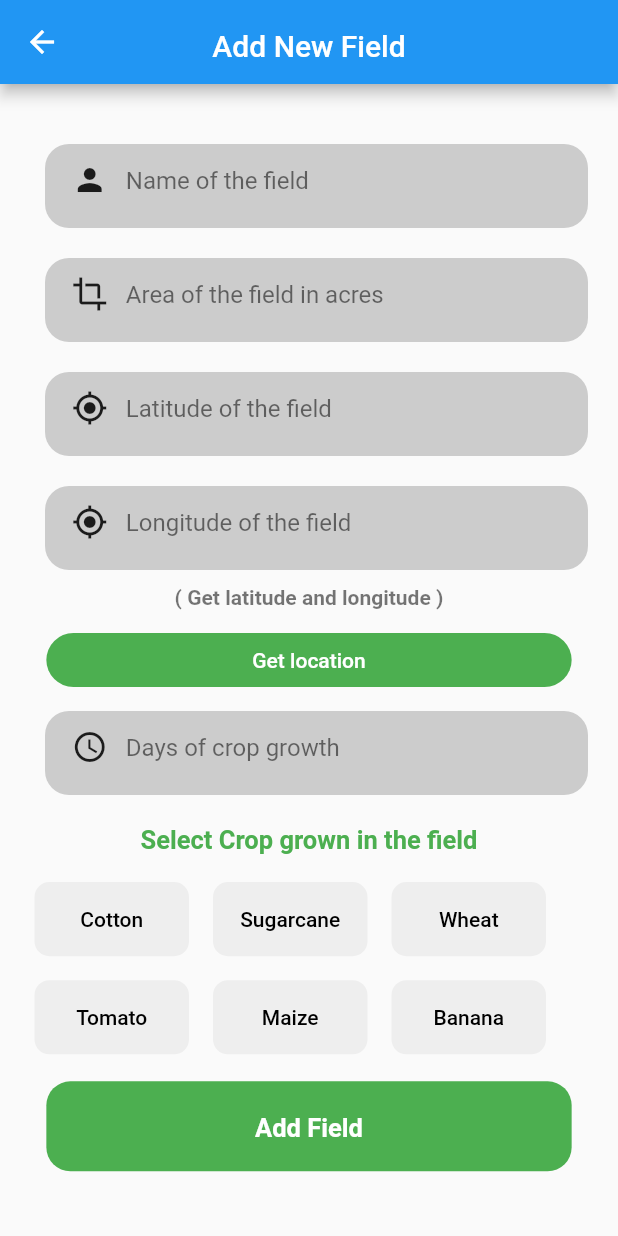
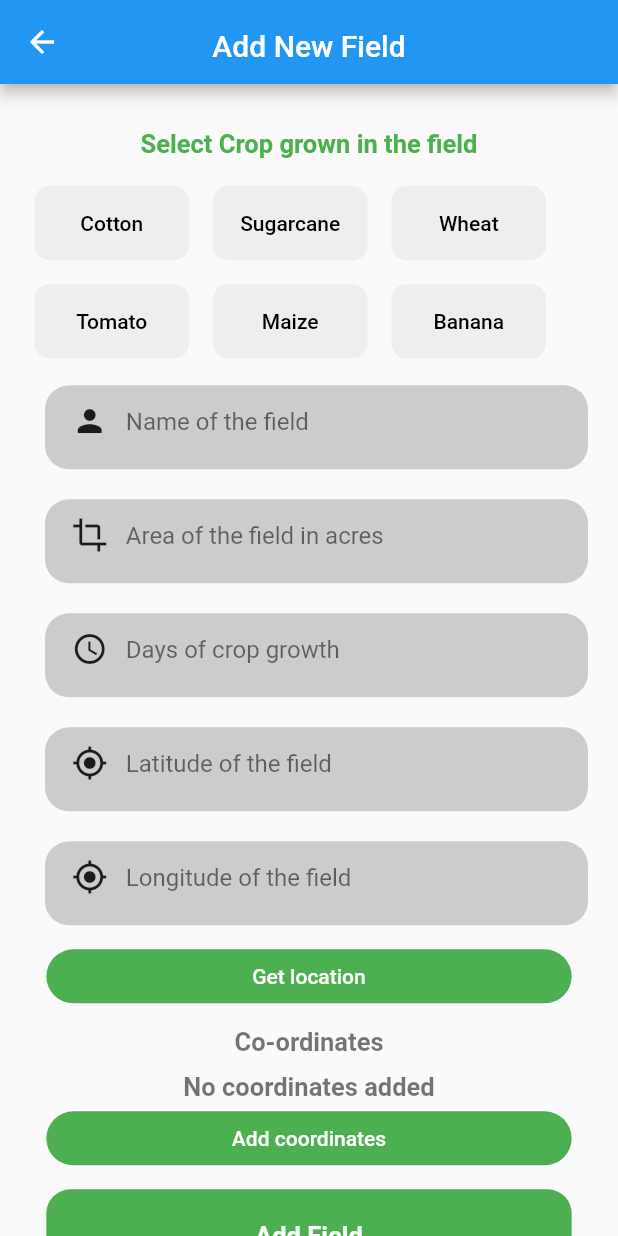
Before and after one commit to AsishGokarakonda/Flutter-Crop-Detection, a Flutter app: the AddField screen opened by its route, on a phone screen of 412 x 824 dp. Run offline on Flutter 3.47's test engine with Material 2 defaults, Android fonts, the phone set to English and light mode, and no system bars; our stand-ins replace dash_chat_2, flutter_dotenv, flutter_secure_storage, font_awesome_flutter, get, google_maps_flutter and 6 more; missing offline and left inert: chat_gpt_sdk; accounts and stored records are empty.

Commit message:
added options to take co ordinates

```diff
--- a/lib/screens/profile/add_newfield.dart
+++ b/lib/screens/profile/add_newfield.dart
@@ -25,6 +25,8 @@ class _AddFieldState extends State<AddField> {
   static double fieldArea = 0.0;
   static double latitude = 0.0;
   static double longitude = 0.0;
+  // create a list to take (latitude, longitude) pairs
+  static List<List<double>> coordinates = [];
   static int days = 0;
   final GlobalKey<FormState> _formkey = GlobalKey<FormState>();
   LocationData? locationData;
@@ -118,66 +120,6 @@ class _AddFieldState extends State<AddField> {
                 key: _formkey,
                 child: Column(
                   children: [
-                    const GetTextField(
-                      hint: 'Name of the field',
-                      icon: Icons.person,
-                      inputAction: TextInputAction.next,
-                      inputType: TextInputType.text,
-                    ),
-                    const GetTextField(
-                      hint: 'Area of the field in acres',
-                      icon: Icons.crop,
-                      inputAction: TextInputAction.next,
-                      inputType: TextInputType.text,
-                    ),
-                    const GetTextField(
-                      hint: 'Latitude of the field',
-                      icon: Icons.my_location,
-                      inputAction: TextInputAction.next,
-                      inputType: TextInputType.text,
-                    ),
-                    const GetTextField(
-                      hint: 'Longitude of the field',
-                      icon: Icons.my_location,
-                      inputAction: TextInputAction.next,
-                      inputType: TextInputType.text,
-                    ),
-Text(
-                      '( Get latitude and longitude )',
-                      style: TextStyle(
-                          // fontSize: 17,
-                          fontWeight: FontWeight.bold,
-                          color: Colors.black54),
-                    ),
-                    const SizedBox(
-                      height: 10,
-                    ),
-                    Container(
-                      width: MediaQuery.of(context).size.width * 0.85,
-                      child: TextButton(
-                        onPressed: () {
-                          getPermission();
-                        },
-                        style: TextButton.styleFrom(
-                            backgroundColor: Colors.green,
-                            shape: const RoundedRectangleBorder(
-                                borderRadius:
-                                    BorderRadius.all(Radius.circular(20)))),
-                        child: const Text(
-                          'Get location',
-                          style: TextStyle(color: Colors.white),
-                        ),
-                      ),
-                    ),
-                    const GetTextField(
-                      hint: 'Days of crop growth',
-                      icon: Icons.access_time,
-                      inputAction: TextInputAction.next,
-                      inputType: TextInputType.text,
-                    ),
-                    const SizedBox(
-                      height: 10,
-                    ),
                     const Text(
                       'Select Crop grown in the field',
                       style: TextStyle(
@@ -208,7 +150,127 @@ Text(
                             ),
                           ],
                         )),
-
+                    const GetTextField(
+                      hint: 'Name of the field',
+                      icon: Icons.person,
+                      inputAction: TextInputAction.next,
+                      inputType: TextInputType.text,
+                    ),
+                    const GetTextField(
+                      hint: 'Area of the field in acres',
+                      icon: Icons.crop,
+                      inputAction: TextInputAction.next,
+                      inputType: TextInputType.text,
+                    ),
+                    const GetTextField(
+                      hint: 'Days of crop growth',
+                      icon: Icons.access_time,
+                      inputAction: TextInputAction.next,
+                      inputType: TextInputType.text,
+                    ),
+                    const GetTextField(
+                      hint: 'Latitude of the field',
+                      icon: Icons.my_location,
+                      inputAction: TextInputAction.next,
+                      inputType: TextInputType.text,
+                    ),
+                    const GetTextField(
+                      hint: 'Longitude of the field',
+                      icon: Icons.my_location,
+                      inputAction: TextInputAction.next,
+                      inputType: TextInputType.text,
+                    ),
+                    Container(
+                      width: MediaQuery.of(context).size.width * 0.85,
+                      child: TextButton(
+                        onPressed: () {
+                          getPermission();
+                        },
+                        style: TextButton.styleFrom(
+                            backgroundColor: Colors.green,
+                            shape: const RoundedRectangleBorder(
+                                borderRadius:
+                                    BorderRadius.all(Radius.circular(20)))),
+                        child: const Text(
+                          'Get location',
+                          style: TextStyle(color: Colors.white),
+                        ),
+                      ),
+                    ),
+                    const SizedBox(
+                      height: 10,
+                    ),
+                    Text(
+                      'Co-ordinates',
+                      style: TextStyle(
+                          fontSize: 17,
+                          fontWeight: FontWeight.bold,
+                          color: Colors.black54),
+                    ),
+                    const SizedBox(
+                      height: 10,
+                    ),
+                    coordinates.length == 0
+                        ? const Text(
+                            'No coordinates added',
+                            style: TextStyle(
+                                fontSize: 17,
+                                fontWeight: FontWeight.bold,
+                                color: Colors.black54),
+                          )
+                        : Container(
+                            height: 200,
+                            width: MediaQuery.of(context).size.width * 0.85,
+                            child: ListView.builder(
+                                itemCount: coordinates.length,
+                                itemBuilder: (context, index) {
+                                  return Container(
+                                    margin: const EdgeInsets.only(bottom: 10),
+                                    child: Row(
+                                      mainAxisAlignment:
+                                          MainAxisAlignment.spaceBetween,
+                                      children: [
+                                        Text(
+                                          '(${coordinates[index][0]}, ${coordinates[index][1]})',
+                                          style: const TextStyle(
+                                              fontSize: 17,
+                                              fontWeight: FontWeight.bold,
+                                              ),
+                                        ),
+                                        IconButton(
+                                            onPressed: () {
+                                              setState(() {
+                                                coordinates.removeAt(index);
+                                              });
+                                            },
+                                            icon: const Icon(
+                                              Icons.delete,
+                                              color: Colors.red,
+                                            ))
+                                      ],
+                                    ),
+                                  );
+                                }),
+                          ),
+                    Container(
+                      width: MediaQuery.of(context).size.width * 0.85,
+                      child: TextButton(
+                        onPressed: () {
+                          setState(() {
+                            coordinates.add([latitude, longitude]);
+                          });
+                        },
+                        style: TextButton.styleFrom(
+                            backgroundColor: Colors.green,
+                            shape: const RoundedRectangleBorder(
+                                borderRadius:
+                                    BorderRadius.all(Radius.circular(20)))),
+                        child: const Text(
+                          'Add coordinates',
+                          style: TextStyle(color: Colors.white),
+                        ),
+                      ),
+                    ),
                     const SizedBox(
                       height: 10,
                     ),
@@ -223,7 +285,7 @@ Text(
                             // 10.196.10.23
                             final validation =
                                 _formkey.currentState!.validate();
-                            if (validation && publicCropName != "") {
+                            if (validation && publicCropName != "" && coordinates.length >= 4 ) {
                               _formkey.currentState!.save();
                               const storage = FlutterSecureStorage();
                               var jwt = await storage.read(key: 'jwt');
@@ -242,6 +304,14 @@ Text(
                                         'latitude': '$latitude',
                                         'longitude': '$longitude',
                                         'start_day': '$days',
+                                        'coordinates': {
+                                          'latitude': coordinates
+                                              .map((e) => e[0])
+                                              .toList(),
+                                          'longitude': coordinates
+                                              .map((e) => e[1])
+                                              .toList()
+                                        }
                                       }))
                                   .then(((value) => {
                                         if (value.statusCode == 200)
@@ -275,11 +345,32 @@ Text(
                                           }
                                       }));
                             } else {
+                              if (coordinates.length < 4) {
                                 showDialog(
                                     context: context,
                                     builder: (BuildContext context) {
                                       return AlertDialog(
-                                      title: const Text('Inputs are not valid'),
+                                        title: const Text(
+                                            'Insufficient Coordinates'),
+                                        content: const Text(
+                                            'Please add atleast 4 coordinates'),
+                                        actions: [
+                                          TextButton(
+                                            onPressed: () {
+                                              Navigator.pop(context);
+                                            },
+                                            child: const Text('OK'),
+                                          )
+                                        ],
+                                      );
+                                    });
+                              } else {
+                                showDialog(
+                                    context: context,
+                                    builder: (BuildContext context) {
+                                      return AlertDialog(
+                                        title:
+                                            const Text('Inputs are not valid'),
                                         content: const Text(
                                             'Please fill all the details'),
                                         actions: [
@@ -292,6 +383,7 @@ Text(
                                         ],
                                       );
                                     });
+                              }
                             }
                           },
                           child: const Text(
```
Also changed, not shown: lib/screens/home/adminhome/admin_home.dart (+12 -12 lines). Lines whose indentation alone changed are shown as unchanged.
